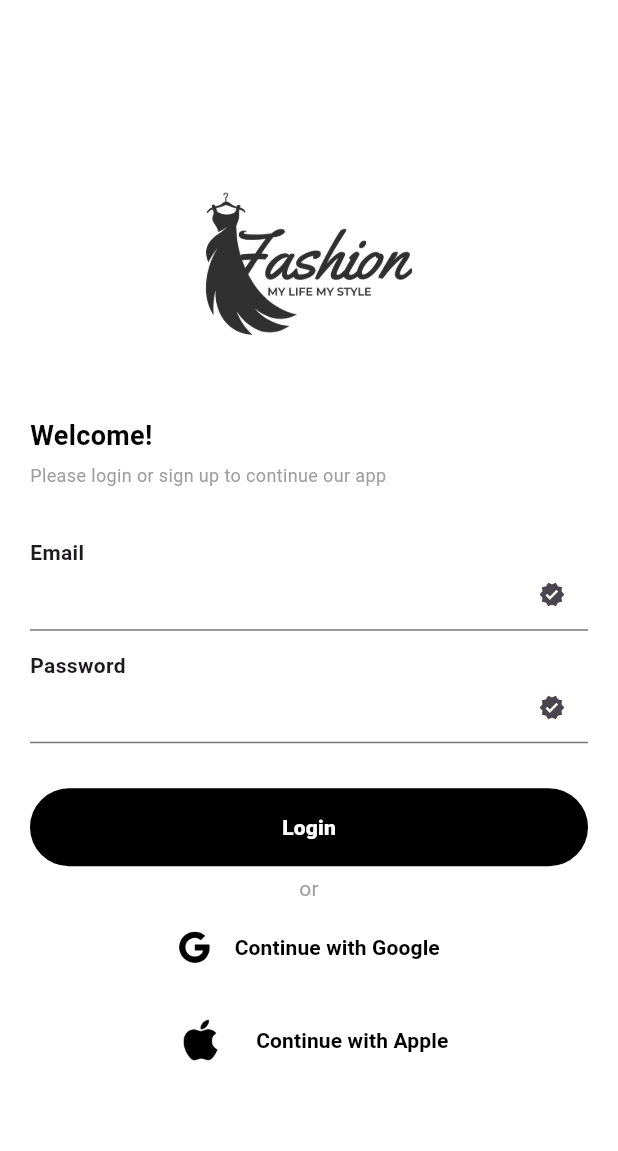
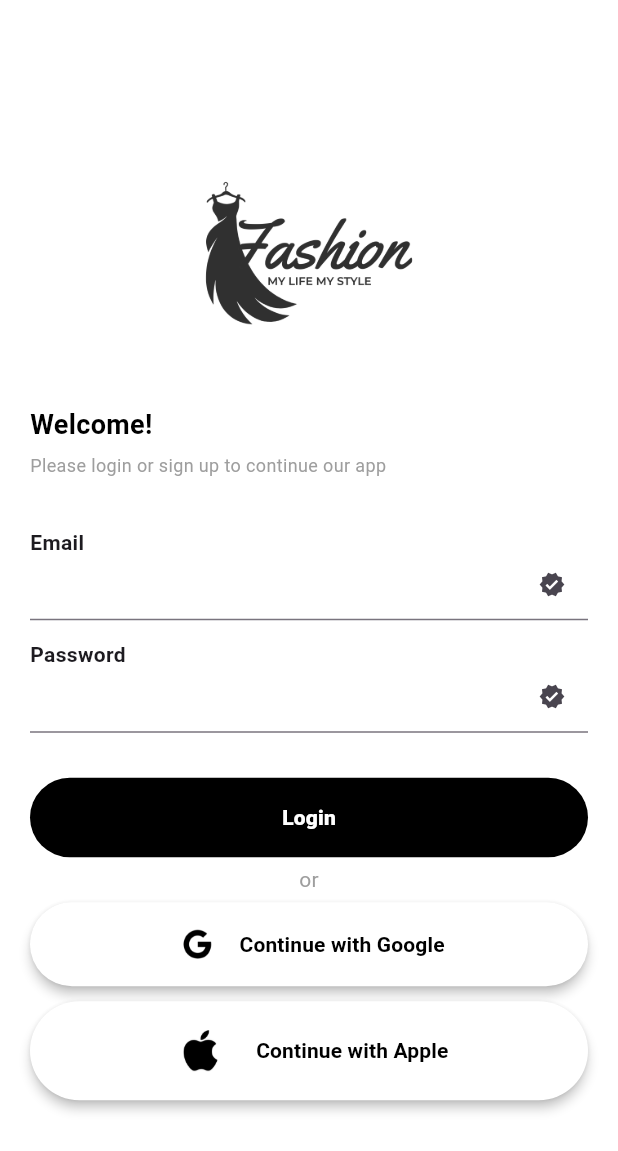
Before and after one commit to anashamsi/Flutter_Assignment_4, a Flutter app: the screen it shows after launch, after a tap on "Login", on a phone screen of 412 x 824 dp. Shown: the top 1151 px of the screen. Run offline on Flutter 3.47's test engine with Material 3 defaults, Android fonts, the phone set to English and light mode, and no system bars.

Commit message:
login page ui complete

```diff
--- a/lib/Login_Page.dart
+++ b/lib/Login_Page.dart
@@ -1,6 +1,9 @@
 // import 'dart:nativewrappers/_internal/vm/lib/ffi_patch.dart';
 
 import 'package:flutter/material.dart';
+
+TextEditingController email_controller = TextEditingController();
+TextEditingController password_controller = TextEditingController();
 
 class LoginPage extends StatelessWidget {
   const LoginPage({super.key});
@@ -11,6 +14,8 @@ class LoginPage extends StatelessWidget {
       backgroundColor: Colors.white,
       body: Padding(
         padding: const EdgeInsets.symmetric(horizontal: 20),
+        child: Center(
+          child: SingleChildScrollView(
             child: Column(
               mainAxisAlignment: MainAxisAlignment.center,
               crossAxisAlignment: CrossAxisAlignment.stretch,
@@ -47,6 +52,8 @@ class LoginPage extends StatelessWidget {
                     ),
 
                     TextField(
+                      textAlignVertical: TextAlignVertical.bottom,
+                      controller: email_controller,
                       decoration: InputDecoration(
                         // hintText: 'Enter your email',
                         isDense: true,
@@ -65,6 +72,8 @@ class LoginPage extends StatelessWidget {
                       style: TextStyle(fontWeight: FontWeight.bold, height: .5),
                     ),
                     TextField(
+                      textAlignVertical: TextAlignVertical.bottom,
+                      controller: password_controller,
                       decoration: InputDecoration(
                         // hintText: 'Enter your password',
                         isDense: true,
@@ -75,10 +84,16 @@ class LoginPage extends StatelessWidget {
                 ),
                 SizedBox(height: 30),
                 TextButton(
-              onPressed: () {},
-              style: TextButton.styleFrom(backgroundColor: Colors.black),
+                  onPressed: () {
+                    var email = email_controller.text.toString();
+                    print(email);
+                  },
+                  style: TextButton.styleFrom(
+                    backgroundColor: Colors.black,
+                    overlayColor: Colors.white,
+                  ),
                   child: Padding(
-                padding: const EdgeInsets.all(8.0),
+                    padding: const EdgeInsets.all(8.5),
                     child: Text(
                       'Login',
                       style: TextStyle(
@@ -94,18 +109,26 @@ class LoginPage extends StatelessWidget {
                 ),
                 SizedBox(height: 5),
                 TextButton.icon(
-              icon: CircleAvatar(
-                radius: 15,
-                backgroundColor: Colors.white,
+                  icon: ClipOval(
+                    child: CircleAvatar(
+                      radius: 20,
+                      backgroundColor: Colors.transparent,
                       child: Image.asset(
                         'assets/images/google-logo.png',
                         fit: BoxFit.cover,
                       ),
                     ),
+                  ),
                   onPressed: () {},
-              style: TextButton.styleFrom(backgroundColor: Colors.white),
+
+                  style: TextButton.styleFrom(
+                    overlayColor: Colors.black,
+                    backgroundColor: Colors.white,
+                    elevation: 3,
+                    shadowColor: Colors.black,
+                  ),
                   label: Text(
-                ' Continue with Google',
+                    'Continue with Google',
                     style: TextStyle(
                       fontWeight: FontWeight.bold,
                       color: Colors.black,
@@ -113,18 +136,25 @@ class LoginPage extends StatelessWidget {
                   ),
                 ),
 
-            SizedBox(height: 5),
+                SizedBox(height: 10),
                 TextButton.icon(
-              icon: CircleAvatar(
+                  icon: ClipOval(
+                    child: CircleAvatar(
                       radius: 25,
-                backgroundColor: Colors.white,
+                      backgroundColor: Colors.transparent,
                       child: Image.asset(
                         'assets/images/apple-logo.png',
                         fit: BoxFit.cover,
                       ),
                     ),
+                  ),
                   onPressed: () {},
-              style: TextButton.styleFrom(backgroundColor: Colors.white),
+                  style: TextButton.styleFrom(
+                    overlayColor: Colors.black,
+                    backgroundColor: Colors.white,
+                    elevation: 3,
+                    shadowColor: Colors.black,
+                  ),
                   label: Text(
                     ' Continue with Apple',
                     style: TextStyle(
@@ -136,6 +166,8 @@ class LoginPage extends StatelessWidget {
               ],
             ),
           ),
+        ),
+      ),
     );
   }
 }
```
Also changed, not shown: assets/images/google-logo.png. Lines whose indentation alone changed are shown as unchanged.
